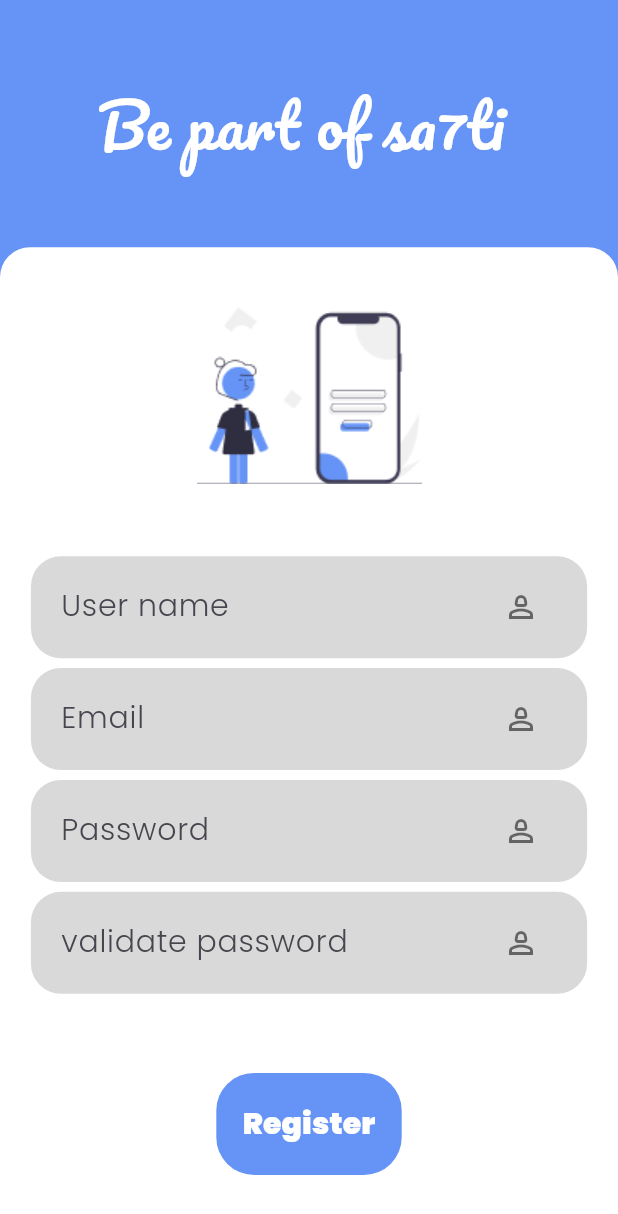
After one commit to diaazg/ser2, a Flutter app: the LoginPage screen opened directly, after a tap on "sign up", on a phone screen of 412 x 824 dp. The commit adds this screen. Shown: the top 1214 px of the screen. Run offline on Flutter 3.47's test engine with Material 3 defaults, Android fonts, the phone set to English and light mode, and no system bars; our stand-ins replace flutter_bloc, google_fonts, smooth_page_indicator.

Commit message:
Register and login pages

```diff
--- /dev/null
+++ b/devtools_options.yaml
@@ -0,0 +1 @@
+extensions:
--- a/lib/core/utiles/constants.dart
+++ b/lib/core/utiles/constants.dart
@@ -1,13 +1,22 @@
 import 'package:flutter/material.dart';
 import 'package:google_fonts/google_fonts.dart';
 
-class Kconstants{
+class Kcolors{
  static final fontMain= GoogleFonts.poppins(
   color: Colors.white54, fontSize: 20,fontWeight: FontWeight.w300);
  static  Color blueBackground=const Color(0xFF6694F6);
  static  Color tealBackground=const Color(0xff088f8f);
+ static const  Color authBoxColor = Color(0xFFD9D9D9) ;
 }
 
+class Kpadding {
+  static const   authBoxPadding =  EdgeInsets.symmetric(horizontal: 20,vertical: 10);
+
+}
+
+class Kredius {
+  static  BorderRadius authBoxRadius = BorderRadius.circular(20);
+}
 
 class AppoButton extends StatelessWidget {
  const AppoButton({
@@ -37,7 +46,7 @@ class AppoButton extends StatelessWidget {
         borderRadius: BorderRadius.circular(20)
     ),
     child: Center(
-     child: Text(title,style: Kconstants.fontMain.copyWith(color: fontColor),),
+     child: Text(title,style: Kcolors.fontMain.copyWith(color: fontColor),),
     ),
 
 
@@ -73,8 +82,8 @@ class DateCard extends StatelessWidget {
     mainAxisAlignment: MainAxisAlignment.spaceEvenly,
     children: [
      Icon(icon,color: const Color(0xFF6694F6),),
-     Text(info1,style: Kconstants.fontMain.copyWith(color: Colors.black,fontWeight: FontWeight.w600 ),),
-     Text(info2,style: Kconstants.fontMain.copyWith(color: Colors.black,fontWeight: FontWeight.w300 ),)
+     Text(info1,style: Kcolors.fontMain.copyWith(color: Colors.black,fontWeight: FontWeight.w600 ),),
+     Text(info2,style: Kcolors.fontMain.copyWith(color: Colors.black,fontWeight: FontWeight.w300 ),)
     ],
    ),
   );
--- a/lib/features/auth/presentation/logic/abstract_logic.dart
+++ b/lib/features/auth/presentation/logic/abstract_logic.dart
@@ -4,4 +4,6 @@ abstract class BoxAbstract {
 
   void validateEmail();
   void validatePassword();
+  void checkPassword(String password);
+  void validateUserName();
 }
--- a/lib/features/auth/presentation/logic/box_bloc.dart
+++ b/lib/features/auth/presentation/logic/box_bloc.dart
@@ -9,7 +9,9 @@ class BoxBloc extends Cubit<BoxState> implements BoxAbstract {
 
   String? input;
   void setInput(String? changeInput) {
+
     input = changeInput;
+
   }
 
   @override
@@ -34,6 +36,24 @@ class BoxBloc extends Cubit<BoxState> implements BoxAbstract {
       }
   }
 
+  @override
+  void checkPassword(String? password) {
+    if(password==input){
+      emit(BoxValidateState());
+    }else{
+      emit(BoxUnValidState());
+    }
+  }
+
+  @override
+  void validateUserName() {
+     if(input!.isEmpty || input!.contains(RegExp('[1-9]')) ){
+       emit(BoxUnValidState());
+     }else{
+      emit(BoxValidateState());
+     }
+  }
+
 
 
 }
--- /dev/null
+++ b/lib/features/auth/presentation/views/login_page.dart
@@ -0,0 +1,131 @@
+import 'package:flutter/material.dart';
+import 'package:google_fonts/google_fonts.dart';
+import 'package:ser2/core/utiles/constants.dart';
+import 'package:ser2/features/auth/presentation/views/register_page.dart';
+import 'package:ser2/features/auth/presentation/widget/auth_boxes.dart';
+import 'package:ser2/features/auth/presentation/widget/loginButton.dart';
+import 'package:ser2/features/auth/presentation/logic/box_bloc.dart';
+
+class LoginPage extends StatelessWidget {
+  LoginPage({super.key});
+
+  final _formkey = GlobalKey<FormState>();
+
+  final BoxBloc emailBox = BoxBloc();
+  final BoxBloc passwordBox = BoxBloc();
+
+  @override
+  Widget build(BuildContext context) {
+    final Size size = MediaQuery.of(context).size;
+    return SafeArea(
+        child: Scaffold(
+      backgroundColor: Kcolors.blueBackground,
+      body: SingleChildScrollView(
+        child: Column(
+          children: [
+            SizedBox(
+              height: size.height * 0.2,
+              width: size.width,
+              child: Center(
+                child: Text(
+                  'welcome',
+                  style:
+                      GoogleFonts.pacifico(color: Colors.white, fontSize: 40),
+                ),
+              ),
+            ),
+            Container(
+              height: size.height * 0.8,
+              width: size.width,
+              decoration: const BoxDecoration(
+                  color: Colors.white,
+                  borderRadius:
+                      BorderRadius.vertical(top: Radius.circular(20))),
+              child: Column(
+                children: [
+                  Padding(
+                    padding: const EdgeInsets.symmetric(vertical: 40),
+                    child: Center(
+                      child: Image.asset("images/logIn/1blue.png"),
+                    ),
+                  ),
+                  Form(
+                    key: _formkey,
+                    child: Padding(
+                      padding: const EdgeInsets.all(8.0),
+                      child: Column(
+                        children: [
+                          SizedBox(height: size.height * 0.8 * 0.1),
+                          AuthBox(
+                              size: size,
+                              hintText: 'Email',
+                              bloc: emailBox,
+                              errMessage: 'Enter your email'),
+                          SizedBox(height: size.height * 0.8 * 0.1),
+                          AuthBox(
+                              size: size,
+                              hintText: 'Password',
+                              bloc: passwordBox,
+                              errMessage: 'Enter your password'),
+                          SizedBox(height: size.height * 0.8 * 0.01),
+                          Padding(
+                            padding: const EdgeInsets.symmetric(horizontal: 20),
+                            child: Row(
+                              mainAxisAlignment: MainAxisAlignment.spaceBetween,
+                              children: [
+                                Text(
+                                  "Remember me ",
+                                  style: Kcolors.fontMain.copyWith(
+                                      color: Colors.black, fontSize: 15),
+                                ),
+                                Text(
+                                  "Forget password? ",
+                                  style: Kcolors.fontMain.copyWith(
+                                      color: Colors.redAccent, fontSize: 15),
+                                ),
+                              ],
+                            ),
+                          ),
+                          SizedBox(height: size.height * 0.8 * 0.08),
+                          Padding(
+                            padding: const EdgeInsets.symmetric(horizontal: 10),
+                            child: Row(
+                              mainAxisAlignment: MainAxisAlignment.spaceBetween,
+                              children: [
+                                Container(
+                                  padding: const EdgeInsets.symmetric(vertical: 10),
+                                  width: size.width * 0.35,
+                                  decoration: BoxDecoration(
+                                      color: const Color(0xFF6694F6),
+                                      borderRadius: BorderRadius.circular(25)),
+                                  child: TextButton(
+                                      onPressed: () async {
+                                        Navigator.push(context, MaterialPageRoute(builder: (context)=>RegisterPage()));
+                                      },
+                                      child: Text('sign up',
+                                          style: Kcolors.fontMain.copyWith(
+                                              color: Colors.white,
+                                              fontWeight: FontWeight.w900))),
+                                ),
+                                LoginButton(
+                                  size: size,
+                                  formkey: _formkey,
+                                  emailBloc: emailBox,
+                                  passwordBloc: passwordBox,
+                                )
+                              ],
+                            ),
+                          )
+                        ],
+                      ),
+                    ),
+                  ),
+                ],
+              ),
+            ),
+          ],
+        ),
+      ),
+    ));
+  }
+}
--- /dev/null
+++ b/lib/features/auth/presentation/views/register_page.dart
@@ -0,0 +1,78 @@
+import 'package:flutter/material.dart';
+import 'package:google_fonts/google_fonts.dart';
+import 'package:ser2/features/auth/presentation/widget/auth_boxes.dart';
+import 'package:ser2/features/auth/presentation/logic/box_bloc.dart';
+import 'package:ser2/features/auth/presentation/widget/register_button.dart';
+import '../../../../core/utiles/constants.dart';
+
+
+
+class RegisterPage extends StatelessWidget {
+   RegisterPage({super.key});
+
+  final _formkey=GlobalKey<FormState>();
+
+  final BoxBloc userNameBloc = BoxBloc();
+
+  final BoxBloc emailBloc = BoxBloc() ;
+
+  final BoxBloc passwordBloc = BoxBloc() ;
+
+  final BoxBloc checkPasswordBloc = BoxBloc() ;
+
+  @override
+  Widget build(BuildContext context) {
+    Size size=MediaQuery.of(context).size;
+    return SafeArea(child: Scaffold(
+      backgroundColor: Kcolors.blueBackground,
+      body: SingleChildScrollView(
+        child: Column(
+          children: [
+            SizedBox(
+              height: size.height*0.2,
+              width: size.width,
+              child:  Center(
+                child: Text("Be part of sa7ti ",style: GoogleFonts.pacifico(color: Colors.white,fontSize: 40),),
+              ),
+            ),
+            Container(
+              height: size.height*0.85,
+              width: size.width,
+              decoration: const BoxDecoration(color: Colors.white,borderRadius: BorderRadius.vertical(top: Radius.circular(20))),
+              child: Column(
+                children: [
+                  Padding(
+                    padding: const EdgeInsets.symmetric(vertical: 40),
+                    child: Center(
+                      child: Image.asset("images/logIn/1blue.png"),
+                    ),
+                  ),
+                  Form(
+                    key: _formkey,
+                    child: Padding(
+                      padding: const EdgeInsets.all(8.0),
+                      child: Column(
+                        children: [
+                          AuthBox(size: size, hintText: 'User name', bloc: userNameBloc, errMessage: 'Enter user name'),
+                         SizedBox(height:size.height*0.8*0.01 ),
+                         AuthBox(size: size , hintText: 'Email', bloc: emailBloc, errMessage: 'Enter an email'),
+                          SizedBox(height:size.height*0.8*0.01 ),
+                          AuthBox(size: size , hintText: 'Password', bloc: passwordBloc, errMessage: 'Enter password'),
+                          SizedBox(height:size.height*0.8*0.01 ),
+                          AuthBox(size: size , hintText: 'validate password', bloc:checkPasswordBloc, errMessage: 'Enter validate password'),
+                          SizedBox(height:size.height*0.8*0.08 ),
+                          RegisterButton(size: size, emailBloc: emailBloc, passwordBloc: passwordBloc, formkey: _formkey, usernameBloc: userNameBloc, checkPassword: checkPasswordBloc)
+
+                        ],
+                      ),
+                    ),
+                  ),
+                ],
+              ),
+            ),
+          ],
+        ),
+      ),
+    ));
+  }
+}
--- /dev/null
+++ b/lib/features/auth/presentation/widget/auth_boxes.dart
@@ -0,0 +1,45 @@
+import 'package:flutter/material.dart';
+import 'package:flutter_bloc/flutter_bloc.dart';
+import 'package:ser2/core/utiles/constants.dart';
+import 'package:ser2/features/auth/presentation/logic/box_bloc.dart';
+import 'package:ser2/features/auth/presentation/logic/box_state.dart';
+
+class AuthBox extends StatelessWidget {
+  const AuthBox(
+      {super.key, required this.size, required this.hintText, required this.bloc, required this.errMessage});
+  final Size size;
+  final String hintText;
+  final String errMessage;
+  final BoxBloc bloc;
+
+  @override
+  Widget build(BuildContext context) {
+    return BlocBuilder<BoxBloc,BoxState>(
+        bloc: bloc,
+        builder: (context, state) {
+          return Container(
+            padding: Kpadding.authBoxPadding,
+            width: size.width * 0.9,
+            decoration: BoxDecoration(
+                color: Kcolors.authBoxColor,
+                borderRadius: Kredius.authBoxRadius),
+            child: Center(
+              child: TextFormField(
+                onChanged:(val)=> bloc.setInput(val),
+                validator: (val) =>
+                    (state is BoxValidateState) ? null : errMessage,
+                style: Kcolors.fontMain.copyWith(color: Colors.black),
+                cursorColor: Colors.black,
+                decoration: InputDecoration(
+                    suffixIconColor: Colors.black54,
+                    focusColor: Colors.black54,
+                    fillColor: Colors.black54,
+                    border: InputBorder.none,
+                    hintText: hintText,
+                    suffixIcon: const Icon(Icons.person_2_outlined)),
+              ),
+            ),
+          );
+        });
+  }
+}
--- /dev/null
+++ b/lib/features/auth/presentation/widget/loginButton.dart
@@ -0,0 +1,45 @@
+import 'package:flutter/material.dart';
+import 'package:ser2/core/utiles/constants.dart';
+import 'package:ser2/features/auth/presentation/logic/box_bloc.dart';
+
+class LoginButton extends StatelessWidget {
+  const LoginButton({
+    super.key,
+    required this.size,
+    required this.emailBloc,
+    required this.passwordBloc,
+    required this.formkey,
+  });
+
+  final Size size;
+  final GlobalKey<FormState> formkey;
+  final BoxBloc emailBloc;
+  final BoxBloc passwordBloc;
+
+  @override
+  Widget build(BuildContext context) {
+    return Container(
+      padding: const EdgeInsets.symmetric(vertical: 10),
+      width: size.width * 0.3,
+      decoration: BoxDecoration(
+          color: const Color(0xFF6694F6), borderRadius: BorderRadius.circular(25)),
+      child: TextButton(
+          onPressed: () {
+
+            emailBloc.validateEmail();
+            passwordBloc.validatePassword();
+            Future.delayed(const Duration(milliseconds: 100), () {
+              if (formkey.currentState!.validate()) {
+
+              } else {
+
+
+              }
+            });
+          },
+          child: Text('Log_in',
+              style: Kcolors.fontMain
+                  .copyWith(color: Colors.white, fontWeight: FontWeight.w900))),
+    );
+  }
+}
--- /dev/null
+++ b/lib/features/auth/presentation/widget/register_button.dart
@@ -0,0 +1,51 @@
+import 'package:flutter/material.dart';
+import 'package:ser2/core/utiles/constants.dart';
+import 'package:ser2/features/auth/presentation/logic/box_bloc.dart';
+
+class RegisterButton extends StatelessWidget {
+
+
+  const RegisterButton({
+    super.key,
+    required this.size,
+    required this.emailBloc,
+    required this.passwordBloc,
+
+    required this.formkey, required this.usernameBloc, required this.checkPassword,
+  });
+
+  final Size size;
+  final GlobalKey<FormState> formkey;
+  final BoxBloc emailBloc;
+  final BoxBloc passwordBloc;
+  final BoxBloc usernameBloc ;
+  final BoxBloc checkPassword ;
+
+  @override
+  Widget build(BuildContext context) {
+    return Container(
+      padding: const EdgeInsets.symmetric(vertical: 10),
+      width: size.width * 0.3,
+      decoration: BoxDecoration(
+          color: const Color(0xFF6694F6), borderRadius: BorderRadius.circular(25)),
+      child: TextButton(
+          onPressed: () {
+            usernameBloc.validateUserName();
+            emailBloc.validateEmail();
+            passwordBloc.validatePassword();
+            checkPassword.checkPassword(passwordBloc.input);
+            Future.delayed(const Duration(milliseconds: 100), () {
+              if (formkey.currentState!.validate()) {
+
+              } else {
+
+
+              }
+            });
+          },
+          child: Text('Register',
+              style: Kcolors.fontMain
+                  .copyWith(color: Colors.white, fontWeight: FontWeight.w900))),
+    );
+  }
+}
--- a/lib/features/splash/presentation/views/splash_screen.dart
+++ b/lib/features/splash/presentation/views/splash_screen.dart
@@ -1,7 +1,8 @@
 import 'package:flutter/material.dart';
 import 'package:flutter_bloc/flutter_bloc.dart';
 import 'package:ser2/core/utiles/constants.dart';
-import 'package:ser2/core/widgets/splash_page.dart';
+import 'package:ser2/features/splash/presentation/widgets/splash_page.dart';
+import 'package:ser2/features/auth/presentation/views/login_page.dart';
 import 'package:ser2/features/splash/presentation/logic/pages_bloc/pages_bloc.dart';
 import 'package:ser2/features/splash/presentation/logic/pages_bloc/pages_state.dart';
 import 'package:smooth_page_indicator/smooth_page_indicator.dart';
@@ -72,16 +73,19 @@ class SplashScreen extends StatelessWidget {
                splashBloc.controller.nextPage(
                       duration: const Duration(milliseconds: 500),
                       curve: Curves.ease);
+                      if(splashBloc.buttonText=='Get started'){
+                        Navigator.push(context, MaterialPageRoute(builder: (context)=> LoginPage()));
+                      }
             },
             style: ElevatedButton.styleFrom(
-              backgroundColor: Kconstants.blueBackground,
+              backgroundColor: Kcolors.blueBackground,
                 minimumSize: const Size(300, 70),
 
                 shape: RoundedRectangleBorder(
                     borderRadius: BorderRadius.circular(25))),
             child: Text(
               splashBloc.buttonText,
-              style:  Kconstants.fontMain
+              style:  Kcolors.fontMain
                   .copyWith(color: Colors.white, fontWeight: FontWeight.normal),
             ),
           )
--- a/lib/core/widgets/splash_page.dart
+++ b/lib/features/splash/presentation/widgets/splash_page.dart
@@ -1,7 +1,7 @@
 import 'package:flutter/material.dart';
 import 'package:google_fonts/google_fonts.dart';
 import 'package:ser2/core/utiles/constants.dart';
-import 'package:ser2/core/widgets/splash_paint.dart';
+import 'package:ser2/features/splash/presentation/widgets/splash_paint.dart';
 
 class SplashPageElement extends StatelessWidget {
   const SplashPageElement(
@@ -39,7 +39,7 @@ class SplashPageElement extends StatelessWidget {
                 padding: const EdgeInsets.all(7.0),
                 child: Text(
                   description,
-                  style: Kconstants.fontMain,
+                  style: Kcolors.fontMain,
                   textAlign: TextAlign.center,
                 ),
               )
--- a/lib/main.dart
+++ b/lib/main.dart
@@ -11,28 +11,9 @@ class MyApp extends StatelessWidget {
   // This widget is the root of your application.
   @override
   Widget build(BuildContext context) {
-    return MaterialApp(
+    return const MaterialApp(
       title: 'Flutter Demo',
-      theme: ThemeData(
-        // This is the theme of your application.
-        //
-        // TRY THIS: Try running your application with "flutter run". You'll see
-        // the application has a purple toolbar. Then, without quitting the app,
-        // try changing the seedColor in the colorScheme below to Colors.green
-        // and then invoke "hot reload" (save your changes or press the "hot
-        // reload" button in a Flutter-supported IDE, or press "r" if you used
-        // the command line to start the app).
-        //
-        // Notice that the counter didn't reset back to zero; the application
-        // state is not lost during the reload. To reset the state, use hot
-        // restart instead.
-        //
-        // This works for code too, not just values: Most code changes can be
-        // tested with just a hot reload.
-        colorScheme: ColorScheme.fromSeed(seedColor: Colors.deepPurple),
-        useMaterial3: true,
-      ),
-      home: const SplashScreen(),
+      home:  SplashScreen(),
     );
   }
 }
```
Also changed, not shown: lib/features/splash/presentation/widgets/splash_paint.dart (renamed from lib/core/widgets/splash_paint.dart).
